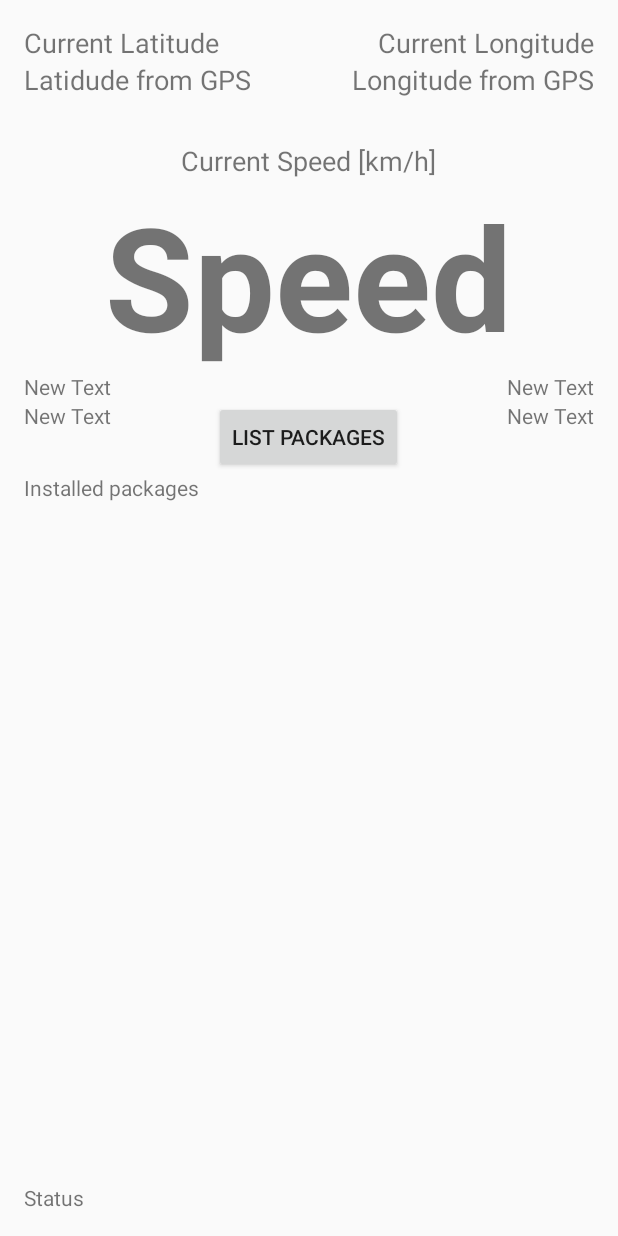
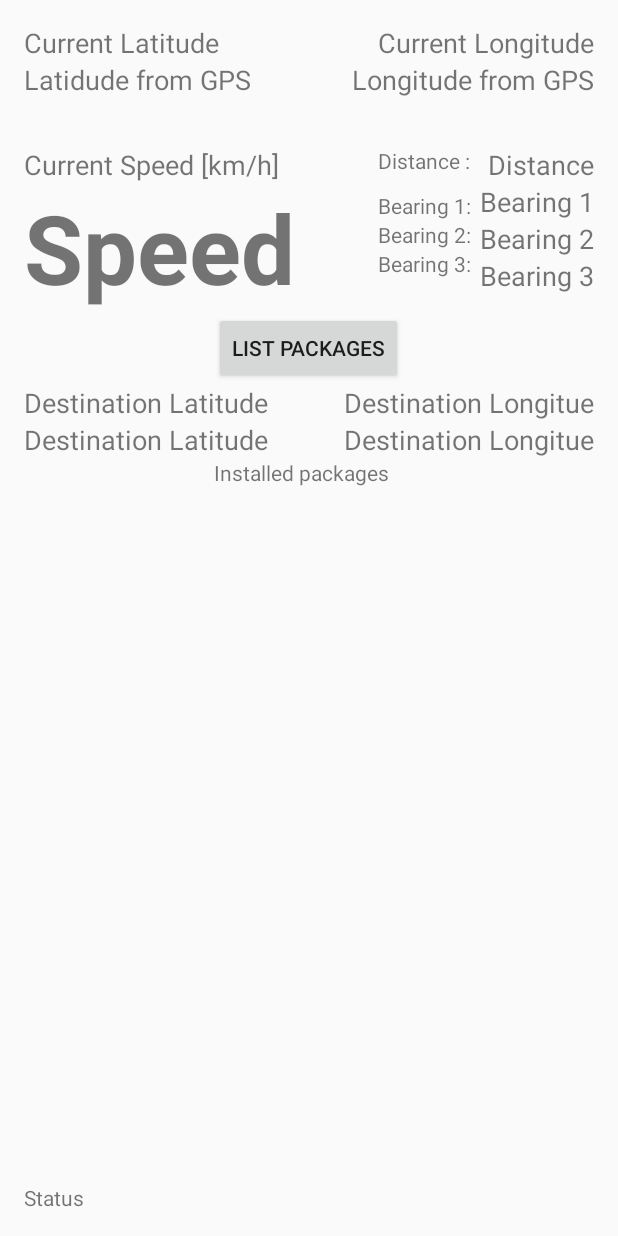
Before and after one commit to grunertj/JGCompass, an Android app: the layout activity_main.xml on its own in the app's theme, with its tools: preview values and no code run, on a phone screen of 412 x 824 dp. Run offline under Robolectric (Android 15) with nearby library versions, the phone set to English and light mode, and no system bars.

Commit message:
added views for more information

```diff
--- a/app/src/main/AndroidManifest.xml
+++ b/app/src/main/AndroidManifest.xml
@@ -11,12 +11,23 @@
         android:icon="@mipmap/ic_launcher"
         android:label="@string/app_name"
         android:supportsRtl="true"
-        android:theme="@style/AppTheme">
+        android:theme="@style/Theme.AppCompat.Light.NoActionBar">
         <activity android:name=".MainActivity">
             <intent-filter>
                 <action android:name="android.intent.action.MAIN" />
                 <category android:name="android.intent.category.LAUNCHER" />
             </intent-filter>
+            <intent-filter>
+                <action android:name="android.intent.action.SEND" />
+                <category android:name="android.intent.category.DEFAULT" />
+                <data android:mimeType="text/plain" />
+            </intent-filter>
+            <intent-filter>
+                <action android:name="android.intent.action.VIEW" />
+                <category android:name="android.intent.category.DEFAULT" />
+                <category android:name="android.intent.category.BROWSABLE" />
+                <data android:scheme="geo" />
+            </intent-filter>
         </activity>
     </application>
 
--- a/app/src/main/java/com/example/werner_jensgrunert/jgcompass/MainActivity.java
+++ b/app/src/main/java/com/example/werner_jensgrunert/jgcompass/MainActivity.java
@@ -1,6 +1,8 @@
 package com.example.werner_jensgrunert.jgcompass;
 
-// http://android-developers.blogspot.co.uk/2011/06/deep-dive-into-location.html?_sm_au_=iZs5H77Q165fvwrq
+// http://android-developers.blogspot.co.uk/2011/06/deep-dive-into-location.html
+// http://www.onlineconversion.com/map_greatcircle_bearings.htm
+// http://stackoverflow.com/questions/3856340/what-scale-is-initial-bearing-in-returned-from-location-distancebetween
 
 import android.Manifest;
 import android.content.Intent;
@@ -16,6 +18,7 @@ import android.support.v4.app.ActivityCompat;
 import android.support.v7.app.AppCompatActivity;
 import android.text.method.ScrollingMovementMethod;
 import android.view.View;
+import android.view.Window;
 import android.view.WindowManager;
 import android.widget.TextView;
 
@@ -29,6 +32,9 @@ public class MainActivity extends AppCompatActivity {
     private TextView LatitudeGPS;
     private TextView LongitudeGPS;
     private TextView SpeedGPS;
+    private TextView LatitudeDEST;
+    private TextView LongitudeDEST;
+
     private LocationManager locationManager;
     private LocationListener locationListener;
     private String provider;
@@ -68,12 +74,25 @@ public class MainActivity extends AppCompatActivity {
     protected void onCreate(Bundle savedInstanceState) {
         super.onCreate(savedInstanceState);
         setContentView(R.layout.activity_main);
+        // requestWindowFeature(Window.FEATURE_NO_TITLE);
         getWindow().addFlags(WindowManager.LayoutParams.FLAG_KEEP_SCREEN_ON);
+        getWindow().setFlags(WindowManager.LayoutParams.FLAG_FULLSCREEN,
+                WindowManager.LayoutParams.FLAG_FULLSCREEN);
 
         Status = (TextView) findViewById(R.id.textViewStatus);
         LatitudeGPS = (TextView) findViewById(R.id.textViewLatGps);
         LongitudeGPS = (TextView) findViewById(R.id.textViewLongGps);
         SpeedGPS = (TextView) findViewById(R.id.textViewSpeedGps);
+        LatitudeDEST = (TextView) findViewById(R.id.textViewLatDEST);
+        LongitudeDEST = (TextView) findViewById(R.id.textViewLongDEST);
+
+        Intent intent = getIntent();
+        String action = intent.getAction();
+        String type = intent.getType();
+        String data = intent.getDataString();
+
+        LatitudeDEST.setText(""+action);
+        LongitudeDEST.setText(""+type+" "+data);
 
         locationManager = (LocationManager) getSystemService(LOCATION_SERVICE);
 
--- a/app/src/main/res/layout/activity_main.xml
+++ b/app/src/main/res/layout/activity_main.xml
@@ -62,20 +62,22 @@
         android:text="Current Speed [km/h]"
         android:textSize="18dp"
         android:id="@+id/tv3"
-        android:layout_marginTop="29dp"
+        android:layout_marginTop="32dp"
         android:layout_below="@+id/textViewLatGps"
-        android:layout_centerHorizontal="true" />
+        android:layout_alignParentLeft="true"
+        android:layout_alignParentStart="true" />
 
     <TextView
         android:layout_width="wrap_content"
         android:layout_height="wrap_content"
         android:text="Speed"
         android:textStyle="bold"
-        android:textSize="96dp"
+        android:textSize="64dp"
         android:gravity="center"
         android:id="@+id/textViewSpeedGps"
         android:layout_below="@+id/tv3"
-        android:layout_centerHorizontal="true" />
+        android:layout_alignParentLeft="true"
+        android:layout_alignParentStart="true" />
 
     <Button
         android:layout_width="wrap_content"
@@ -83,15 +85,45 @@
         android:text="List Packages"
         android:id="@+id/button"
         android:onClick="listPackages"
-        android:layout_below="@+id/textView"
+        android:layout_below="@+id/textViewSpeedGps"
         android:layout_centerHorizontal="true" />
 
     <TextView
-        android:layout_width="match_parent"
+        android:layout_width="wrap_content"
         android:layout_height="wrap_content"
         android:text="Installed packages"
         android:id="@+id/textViewPackages"
         android:scrollbars="vertical"
+        android:layout_below="@+id/textViewLatDEST"
+        android:layout_alignLeft="@+id/button"
+        android:layout_alignStart="@+id/button" />
+
+    <TextView
+        android:layout_width="wrap_content"
+        android:layout_height="wrap_content"
+        android:text="Destination Latitude"
+        android:textSize="18dp"
+        android:id="@+id/textViewLatDEST"
+        android:layout_below="@+id/textView3"
+        android:layout_alignParentLeft="true"
+        android:layout_alignParentStart="true" />
+
+    <TextView
+        android:layout_width="wrap_content"
+        android:layout_height="wrap_content"
+        android:text="Destination Longitue"
+        android:textSize="18dp"
+        android:id="@+id/textViewLongDEST"
+        android:layout_alignTop="@+id/textViewLatDEST"
+        android:layout_alignRight="@+id/textViewLongGps"
+        android:layout_alignEnd="@+id/textViewLongGps" />
+
+    <TextView
+        android:layout_width="wrap_content"
+        android:layout_height="wrap_content"
+        android:text="Destination Latitude"
+        android:textSize="18dp"
+        android:id="@+id/textView3"
         android:layout_below="@+id/button"
         android:layout_alignParentLeft="true"
         android:layout_alignParentStart="true" />
@@ -99,37 +131,91 @@
     <TextView
         android:layout_width="wrap_content"
         android:layout_height="wrap_content"
-        android:text="New Text"
-        android:id="@+id/textView"
-        android:layout_below="@+id/textViewSpeedGps"
-        android:layout_alignParentLeft="true"
-        android:layout_alignParentStart="true" />
+        android:text="Destination Longitue"
+        android:textSize="18dp"
+        android:id="@+id/textView4"
+        android:layout_below="@+id/button"
+        android:layout_alignRight="@+id/textViewLongDEST"
+        android:layout_alignEnd="@+id/textViewLongDEST" />
 
     <TextView
         android:layout_width="wrap_content"
         android:layout_height="wrap_content"
-        android:text="New Text"
+        android:textSize="14dp"
+        android:text="Distance :"
+        android:id="@+id/textView"
+        android:layout_alignTop="@+id/tv3"
+        android:layout_alignLeft="@+id/tv2"
+        android:layout_alignStart="@+id/tv2" />
+
+    <TextView
+        android:layout_width="wrap_content"
+        android:layout_height="wrap_content"
+        android:textSize="14dp"
+        android:text="Bearing 1:"
         android:id="@+id/textView2"
+        android:layout_above="@+id/textView5"
+        android:layout_alignLeft="@+id/textView"
+        android:layout_alignStart="@+id/textView" />
+
+    <TextView
+        android:layout_width="wrap_content"
+        android:layout_height="wrap_content"
+        android:textSize="14dp"
+        android:text="Bearing 2:"
+        android:id="@+id/textView5"
+        android:layout_alignTop="@+id/textViewB2"
+        android:layout_alignLeft="@+id/textView2"
+        android:layout_alignStart="@+id/textView2" />
+
+    <TextView
+        android:layout_width="wrap_content"
+        android:layout_height="wrap_content"
+        android:text="Bearing 3:"
+        android:textSize="14dp"
+        android:id="@+id/textView6"
+        android:layout_below="@+id/textView5"
+        android:layout_alignLeft="@+id/textView5"
+        android:layout_alignStart="@+id/textView5" />
+
+    <TextView
+        android:layout_width="wrap_content"
+        android:layout_height="wrap_content"
+        android:textSize="18dp"
+        android:text="Distance"
+        android:id="@+id/textViewDIST"
         android:layout_alignTop="@+id/textView"
+        android:layout_alignParentRight="true"
+        android:layout_alignParentEnd="true" />
+
+    <TextView
+        android:layout_width="wrap_content"
+        android:layout_height="wrap_content"
+        android:textSize="18dp"
+        android:text="Bearing 1"
+        android:id="@+id/textViewB1"
+        android:layout_below="@+id/textViewDIST"
         android:layout_alignRight="@+id/textViewLongGps"
         android:layout_alignEnd="@+id/textViewLongGps" />
 
     <TextView
         android:layout_width="wrap_content"
         android:layout_height="wrap_content"
-        android:text="New Text"
-        android:id="@+id/textView3"
-        android:layout_below="@+id/textView"
-        android:layout_alignParentLeft="true"
-        android:layout_alignParentStart="true" />
+        android:textSize="18dp"
+        android:text="Bearing 2"
+        android:id="@+id/textViewB2"
+        android:layout_below="@+id/textViewB1"
+        android:layout_alignParentRight="true"
+        android:layout_alignParentEnd="true" />
 
     <TextView
         android:layout_width="wrap_content"
         android:layout_height="wrap_content"
-        android:text="New Text"
-        android:id="@+id/textView4"
-        android:layout_alignTop="@+id/textView3"
-        android:layout_alignLeft="@+id/textView2"
-        android:layout_alignStart="@+id/textView2" />
+        android:textSize="18dp"
+        android:text="Bearing 3"
+        android:id="@+id/textViewB3"
+        android:layout_alignParentRight="true"
+        android:layout_alignParentEnd="true"
+        android:layout_below="@+id/textViewB2" />
 
 </RelativeLayout>
--- a/app/src/main/res/values/styles.xml
+++ b/app/src/main/res/values/styles.xml
@@ -7,5 +7,8 @@
         <item name="colorPrimaryDark">@color/colorPrimaryDark</item>
         <item name="colorAccent">@color/colorAccent</item>
     </style>
-
+    <style name="MyTheme">
+        <item name="android:windowNoTitle">true</item>
+        <item name="android:windowFullscreen">true</item>
+    </style>
 </resources>
```
